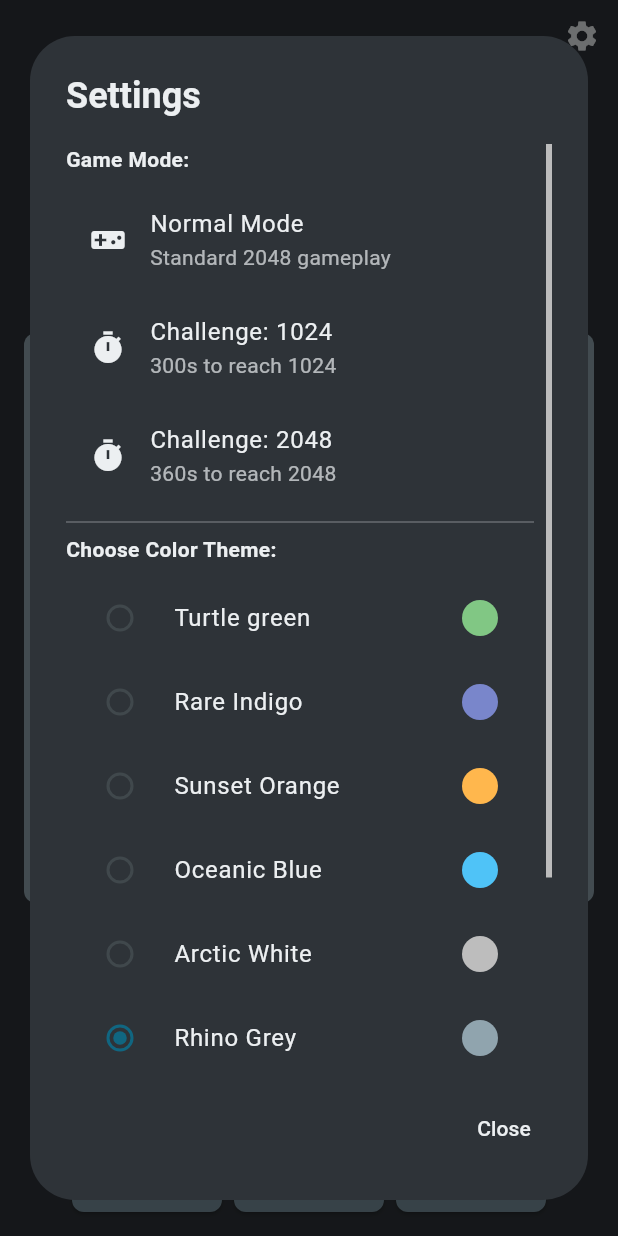
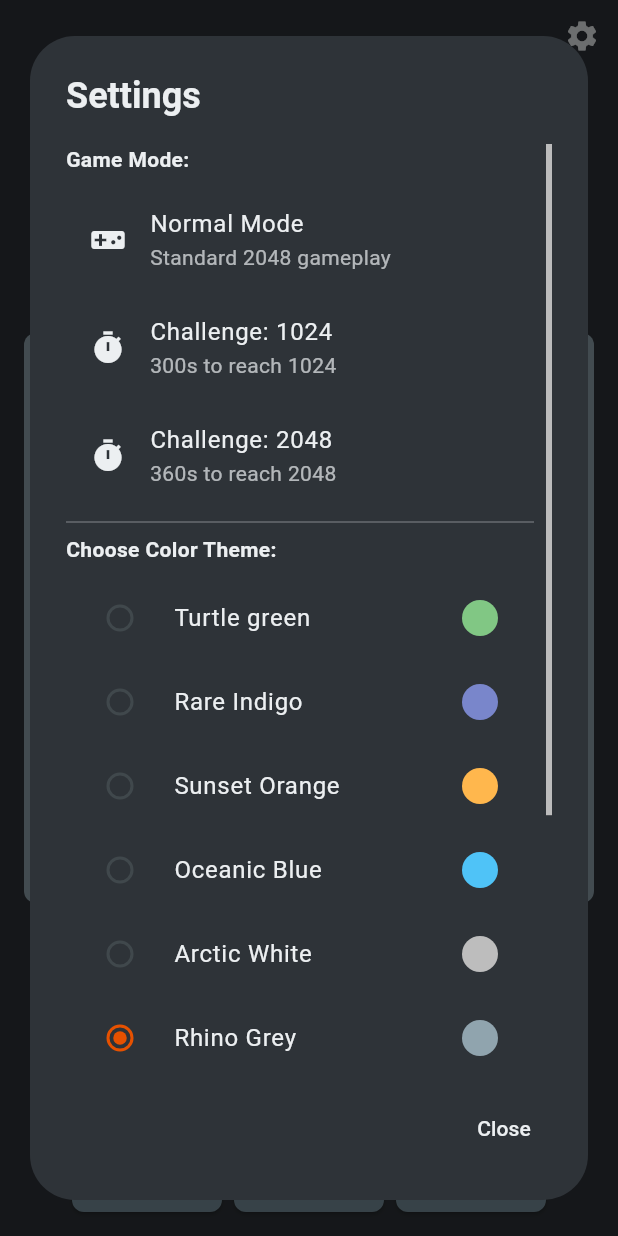
Before and after one commit to KMunyede/twenty48, a Flutter app: the screen it shows after launch, after a tap on "I agree", after a tap on the "settings" icon, on a phone screen of 412 x 824 dp. Run offline on Flutter 3.47's test engine with Material 3 defaults, Android fonts, the phone set to English and light mode, and no system bars; our stand-ins replace confetti, google_mobile_ads, shared_preferences; missing offline and left inert: in_app_update; network calls fail.

Commit message:
1.2.0 prep A: readable consent link, orange controls, Send feedback row

```diff
--- a/lib/features/consent/consent_screen.dart
+++ b/lib/features/consent/consent_screen.dart
@@ -5,6 +5,7 @@ import 'package:flutter/material.dart';
 import 'package:url_launcher/url_launcher.dart';
 import '../../core/services/ad_service.dart';
 import '../../core/theme/contrast_text.dart';
+import 'consent_link_style.dart';
 import 'consent_service.dart';
 import 'consent_texts.dart';
 
@@ -85,7 +86,7 @@ class _ConsentScreenState extends State<ConsentScreen> {
     final primaryText = readableTextOn(bgColor);
     final titleColor = primaryText;
     final bodyColor = primaryText == Colors.white ? Colors.white70 : Colors.black54;
-    final linkColor = primaryText == Colors.white ? const Color(0xFFA5D6A7) : const Color(0xFF1B5E20);
+    final linkColor = primaryText == Colors.white ? kConsentLinkDarkBgColor : kConsentLinkLightBgColor;
 
     return PopScope(
       canPop: false,
--- a/lib/features/settings/ui/ads_setting_tile.dart
+++ b/lib/features/settings/ui/ads_setting_tile.dart
@@ -3,6 +3,7 @@
 import 'package:flutter/material.dart';
 import 'package:provider/provider.dart';
 import 'package:url_launcher/url_launcher.dart';
+import 'package:twenty48/features/consent/consent_link_style.dart';
 import 'package:twenty48/features/consent/consent_service.dart';
 import 'package:twenty48/features/consent/consent_texts.dart';
 import 'package:twenty48/core/services/ad_service.dart';
@@ -83,8 +84,8 @@ class _AdsSettingTileState extends State<AdsSettingTile> {
         final primaryText = theme.textColor;
         final bodyColor = primaryText.withValues(alpha: 0.8);
         final linkColor = primaryText == Colors.white
-            ? const Color(0xFFA5D6A7)
-            : const Color(0xFF1B5E20);
+            ? kConsentLinkDarkBgColor
+            : kConsentLinkLightBgColor;
 
         return AlertDialog(
           backgroundColor: theme.backgroundColor,
@@ -165,8 +166,8 @@ class _AdsSettingTileState extends State<AdsSettingTile> {
             )
           : Switch(
               value: _adsEnabled,
-              activeThumbColor: Colors.deepOrange,
-              activeTrackColor: Colors.deepOrange.withValues(alpha: 0.5),
+              activeThumbColor: const Color(0xFFE65100),
+              activeTrackColor: const Color(0xFFE65100).withValues(alpha: 0.5),
               onChanged: (value) async {
                 if (value) {
                   _showConsentDialog(context);
--- /dev/null
+++ b/lib/features/settings/ui/feedback_tile.dart
@@ -0,0 +1,56 @@
+// lib/features/settings/ui/feedback_tile.dart
+
+import 'package:flutter/material.dart';
+import 'package:provider/provider.dart';
+import 'package:url_launcher/url_launcher.dart';
+import 'package:twenty48/features/settings/providers/theme_provider.dart';
+
+class FeedbackTile extends StatelessWidget {
+  const FeedbackTile({super.key});
+
+  Future<void> _sendFeedback(BuildContext context) async {
+    final uri = Uri(
+      scheme: 'mailto',
+      path: 'support@hilmost.net',
+      queryParameters: {
+        'subject': '2048 GrandMasters feedback',
+      },
+    );
+    try {
+      final launched = await launchUrl(
+        uri,
+        mode: LaunchMode.externalApplication,
+      );
+      if (!launched && context.mounted) {
+        ScaffoldMessenger.of(context).showSnackBar(
+          const SnackBar(
+            content: Text('No email app found. Write to support@hilmost.net'),
+          ),
+        );
+      }
+    } catch (_) {
+      if (context.mounted) {
+        ScaffoldMessenger.of(context).showSnackBar(
+          const SnackBar(
+            content: Text('No email app found. Write to support@hilmost.net'),
+          ),
+        );
+      }
+    }
+  }
+
+  @override
+  Widget build(BuildContext context) {
+    final theme = context.watch<ThemeProvider>().currentTheme;
+
+    return ListTile(
+      leading: Icon(Icons.mail, color: theme.textColor),
+      title: Text('Send feedback', style: TextStyle(color: theme.textColor)),
+      subtitle: Text(
+        'Tell us what to improve',
+        style: TextStyle(color: theme.textColor.withValues(alpha: 0.7)),
+      ),
+      onTap: () => _sendFeedback(context),
+    );
+  }
+}
--- a/lib/features/settings/ui/settings_dialog.dart
+++ b/lib/features/settings/ui/settings_dialog.dart
@@ -7,6 +7,7 @@ import '../providers/theme_provider.dart';
 import '../../game/providers/game_provider.dart';
 import '../../../core/update/update_service.dart';
 import 'ads_setting_tile.dart';
+import 'feedback_tile.dart';
 
 class SettingsDialog extends StatefulWidget {
   const SettingsDialog({super.key});
@@ -170,6 +171,7 @@ class _SettingsDialogState extends State<SettingsDialog> {
                             },
                           ),
                           const AdsSettingTile(),
+                          const FeedbackTile(),
                         ],
                       ),
                     ),
--- a/lib/main.dart
+++ b/lib/main.dart
@@ -64,6 +64,54 @@ class MyApp extends StatelessWidget {
                 fontSize: 16,
               ),
             ),
+            radioTheme: RadioThemeData(
+              fillColor: WidgetStateProperty.resolveWith((states) {
+                if (states.contains(WidgetState.selected)) {
+                  return const Color(0xFFE65100);
+                }
+                return null;
+              }),
+            ),
+            switchTheme: SwitchThemeData(
+              thumbColor: WidgetStateProperty.resolveWith((states) {
+                if (states.contains(WidgetState.selected)) {
+                  return const Color(0xFFE65100);
+                }
+                return null;
+              }),
+              trackColor: WidgetStateProperty.resolveWith((states) {
+                if (states.contains(WidgetState.selected)) {
+                  return const Color(0xFFE65100).withValues(alpha: 0.5);
+                }
+                return null;
+              }),
+            ),
+            checkboxTheme: CheckboxThemeData(
+              fillColor: WidgetStateProperty.resolveWith((states) {
+                if (states.contains(WidgetState.selected)) {
+                  return const Color(0xFFE65100);
+                }
+                return null;
+              }),
+              checkColor: WidgetStateProperty.all(Colors.white),
+            ),
+            textButtonTheme: TextButtonThemeData(
+              style: TextButton.styleFrom(
+                foregroundColor: const Color(0xFFE65100),
+              ),
+            ),
+            filledButtonTheme: FilledButtonThemeData(
+              style: FilledButton.styleFrom(
+                backgroundColor: const Color(0xFFE65100),
+                foregroundColor: Colors.white,
+              ),
+            ),
+            elevatedButtonTheme: ElevatedButtonThemeData(
+              style: ElevatedButton.styleFrom(
+                backgroundColor: const Color(0xFFE65100),
+                foregroundColor: Colors.white,
+              ),
+            ),
           ),
           home: const ConsentGate(child: GameScreen()),
         );
```
Also changed, not shown: lib/features/consent/consent_link_style.dart (added, +9 -0 lines), 1 other file.
